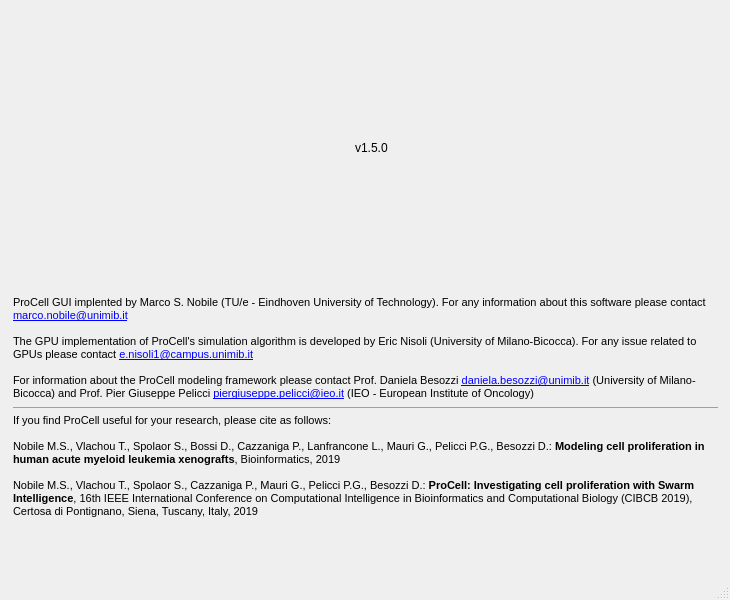
First picture: the form in gui/about2.ui, repository LeoneBacciu/ProCell, before the edit.
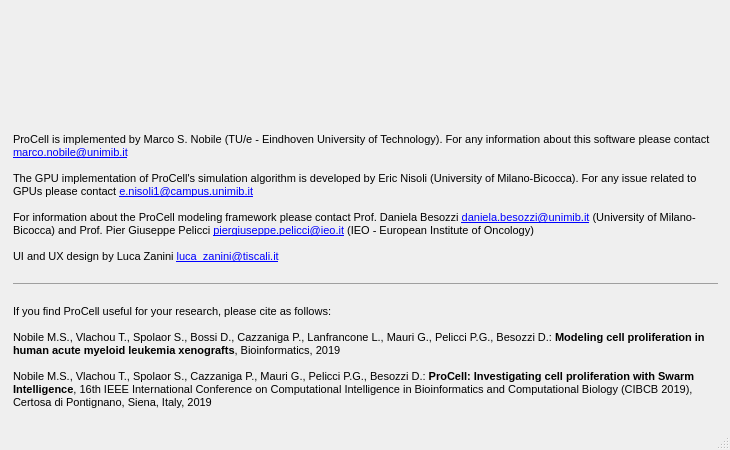
Second picture: the form after the edit. Icons and pictures are not drawn.

Patch:
```diff
--- a/gui/about2.ui
+++ b/gui/about2.ui
@@ -10,7 +10,7 @@
     <x>0</x>
     <y>0</y>
     <width>730</width>
-    <height>600</height>
+    <height>450</height>
    </rect>
   </property>
   <property name="sizePolicy">
@@ -22,13 +22,13 @@
   <property name="minimumSize">
    <size>
     <width>730</width>
-    <height>600</height>
+    <height>450</height>
    </size>
   </property>
   <property name="maximumSize">
    <size>
-    <width>730</width>
-    <height>600</height>
+    <width>1128</width>
+    <height>450</height>
    </size>
   </property>
   <property name="windowTitle">
@@ -46,20 +46,7 @@
    </property>
    <layout class="QVBoxLayout" name="verticalLayout">
     <item>
-     <layout class="QHBoxLayout" name="horizontalLayout">
-      <item>
-       <spacer name="horizontalSpacer">
-        <property name="orientation">
-         <enum>Qt::Horizontal</enum>
-        </property>
-        <property name="sizeHint" stdset="0">
-         <size>
-          <width>40</width>
-          <height>20</height>
-         </size>
-        </property>
-       </spacer>
-      </item>
+     <layout class="QVBoxLayout" name="verticalLayout_2">
       <item>
        <widget class="QLabel" name="label">
         <property name="sizePolicy">
@@ -70,13 +57,10 @@
         </property>
         <property name="maximumSize">
          <size>
-          <width>400</width>
-          <height>130</height>
+          <width>1108</width>
+          <height>114</height>
          </size>
         </property>
-        <property name="styleSheet">
-         <string notr="true"/>
-        </property>
         <property name="text">
          <string/>
         </property>
@@ -86,28 +70,11 @@
         <property name="scaledContents">
          <bool>true</bool>
         </property>
-       </widget>
-      </item>
-      <item>
-       <widget class="QLabel" name="version">
-        <property name="text">
-         <string>v1.5.0</string>
+        <property name="alignment">
+         <set>Qt::AlignLeading|Qt::AlignLeft|Qt::AlignTop</set>
         </property>
        </widget>
       </item>
-      <item>
-       <spacer name="horizontalSpacer_2">
-        <property name="orientation">
-         <enum>Qt::Horizontal</enum>
-        </property>
-        <property name="sizeHint" stdset="0">
-         <size>
-          <width>40</width>
-          <height>20</height>
-         </size>
-        </property>
-       </spacer>
-      </item>
      </layout>
     </item>
     <item>
@@ -125,18 +92,22 @@
        <string>&lt;!DOCTYPE HTML PUBLIC &quot;-//W3C//DTD HTML 4.0//EN&quot; &quot;http://www.w3.org/TR/REC-html40/strict.dtd&quot;&gt;
 &lt;html&gt;&lt;head&gt;&lt;meta name=&quot;qrichtext&quot; content=&quot;1&quot; /&gt;&lt;style type=&quot;text/css&quot;&gt;
 p, li { white-space: pre-wrap; }
-&lt;/style&gt;&lt;/head&gt;&lt;body style=&quot; font-family:'MS Shell Dlg 2'; font-size:9.75pt; font-weight:400; font-style:normal;&quot;&gt;
-&lt;p style=&quot; margin-top:0px; margin-bottom:0px; margin-left:0px; margin-right:0px; -qt-block-indent:0; text-indent:0px;&quot;&gt;&lt;span style=&quot; font-size:8pt;&quot;&gt;ProCell GUI implented by Marco S. Nobile (TU/e - Eindhoven University of Technology). For any information about&lt;/span&gt;&lt;span style=&quot; font-size:8pt; font-weight:600;&quot;&gt; &lt;/span&gt;&lt;span style=&quot; font-size:8pt;&quot;&gt;this software&lt;/span&gt;&lt;span style=&quot; font-size:8pt; font-weight:600;&quot;&gt; &lt;/span&gt;&lt;span style=&quot; font-size:8pt;&quot;&gt;please contact &lt;/span&gt;&lt;a href=&quot;mailto:marco.nobile@unimib.it&quot;&gt;&lt;span style=&quot; font-size:8pt; text-decoration: underline; color:#0000ff;&quot;&gt;marco.nobile@unimib.it&lt;/span&gt;&lt;/a&gt;&lt;/p&gt;
+&lt;/style&gt;&lt;/head&gt;&lt;body style=&quot; font-family:'MS Shell Dlg 2'; font-size:8.25pt; font-weight:400; font-style:normal;&quot;&gt;
+&lt;p style=&quot; margin-top:0px; margin-bottom:0px; margin-left:0px; margin-right:0px; -qt-block-indent:0; text-indent:0px;&quot;&gt;&lt;span style=&quot; font-size:8pt;&quot;&gt;ProCell is implemented by Marco S. Nobile (TU/e - Eindhoven University of Technology). For any information about&lt;/span&gt;&lt;span style=&quot; font-size:8pt; font-weight:600;&quot;&gt; &lt;/span&gt;&lt;span style=&quot; font-size:8pt;&quot;&gt;this software&lt;/span&gt;&lt;span style=&quot; font-size:8pt; font-weight:600;&quot;&gt; &lt;/span&gt;&lt;span style=&quot; font-size:8pt;&quot;&gt;please contact &lt;/span&gt;&lt;a href=&quot;mailto:marco.nobile@unimib.it&quot;&gt;&lt;span style=&quot; font-size:8pt; text-decoration: underline; color:#0000ff;&quot;&gt;marco.nobile@unimib.it&lt;/span&gt;&lt;/a&gt;&lt;/p&gt;
 &lt;p style=&quot;-qt-paragraph-type:empty; margin-top:0px; margin-bottom:0px; margin-left:0px; margin-right:0px; -qt-block-indent:0; text-indent:0px; font-size:8pt; text-decoration: underline; color:#0000ff;&quot;&gt;&lt;br /&gt;&lt;/p&gt;
 &lt;p style=&quot; margin-top:0px; margin-bottom:0px; margin-left:0px; margin-right:0px; -qt-block-indent:0; text-indent:0px;&quot;&gt;&lt;span style=&quot; font-size:8pt;&quot;&gt;The&lt;/span&gt;&lt;span style=&quot; font-size:8pt; font-weight:600;&quot;&gt; &lt;/span&gt;&lt;span style=&quot; font-size:8pt;&quot;&gt;GPU implementation of ProCell's simulation algorithm is developed by Eric Nisoli (University of Milano-Bicocca). For any issue related to GPUs please contact &lt;/span&gt;&lt;a href=&quot;mailto:e.nisoli1@campus.unimib.it&quot;&gt;&lt;span style=&quot; font-size:8pt; text-decoration: underline; color:#0000ff;&quot;&gt;e.nisoli1@campus.unimib.it&lt;/span&gt;&lt;/a&gt;&lt;/p&gt;
 &lt;p style=&quot;-qt-paragraph-type:empty; margin-top:0px; margin-bottom:0px; margin-left:0px; margin-right:0px; -qt-block-indent:0; text-indent:0px; font-size:8pt;&quot;&gt;&lt;br /&gt;&lt;/p&gt;
 &lt;p style=&quot; margin-top:0px; margin-bottom:0px; margin-left:0px; margin-right:0px; -qt-block-indent:0; text-indent:0px;&quot;&gt;&lt;span style=&quot; font-size:8pt;&quot;&gt;For information about the ProCell modeling framework please contact Prof. Daniela Besozzi &lt;/span&gt;&lt;a href=&quot;mailto:daniela.besozzi@unimib.it&quot;&gt;&lt;span style=&quot; font-size:8pt; text-decoration: underline; color:#0000ff;&quot;&gt;daniela.besozzi@unimib.it&lt;/span&gt;&lt;/a&gt;&lt;span style=&quot; font-size:8pt;&quot;&gt; (University of Milano-Bicocca) and Prof. Pier Giuseppe Pelicci &lt;/span&gt;&lt;a href=&quot;mailto:piergiuseppe.pelicci@ieo.it&quot;&gt;&lt;span style=&quot; font-size:8pt; text-decoration: underline; color:#0000ff;&quot;&gt;piergiuseppe.pelicci@ieo.it&lt;/span&gt;&lt;/a&gt;&lt;span style=&quot; font-size:8pt;&quot;&gt; (IEO - European Institute of Oncology)&lt;/span&gt;&lt;/p&gt;
+&lt;p style=&quot;-qt-paragraph-type:empty; margin-top:0px; margin-bottom:0px; margin-left:0px; margin-right:0px; -qt-block-indent:0; text-indent:0px; font-size:8pt;&quot;&gt;&lt;br /&gt;&lt;/p&gt;
+&lt;p style=&quot; margin-top:0px; margin-bottom:0px; margin-left:0px; margin-right:0px; -qt-block-indent:0; text-indent:0px;&quot;&gt;&lt;span style=&quot; font-size:8pt;&quot;&gt;UI and UX design by Luca Zanini &lt;/span&gt;&lt;a href=&quot;mailto:luca_zanini@tiscali.it&quot;&gt;&lt;span style=&quot; font-size:8pt; text-decoration: underline; color:#0000ff;&quot;&gt;luca_zanini@tiscali.it&lt;/span&gt;&lt;/a&gt;&lt;/p&gt;
+&lt;p style=&quot;-qt-paragraph-type:empty; margin-top:0px; margin-bottom:0px; margin-left:0px; margin-right:0px; -qt-block-indent:0; text-indent:0px; font-size:8pt;&quot;&gt;&lt;br /&gt;&lt;/p&gt;
 &lt;hr /&gt;
+&lt;p style=&quot;-qt-paragraph-type:empty; margin-top:0px; margin-bottom:0px; margin-left:0px; margin-right:0px; -qt-block-indent:0; text-indent:0px; font-size:9.75pt;&quot;&gt;&lt;br /&gt;&lt;/p&gt;
 &lt;p style=&quot; margin-top:0px; margin-bottom:0px; margin-left:0px; margin-right:0px; -qt-block-indent:0; text-indent:0px;&quot;&gt;&lt;span style=&quot; font-size:8pt;&quot;&gt;If you find ProCell useful for your research, please cite as follows:&lt;/span&gt;&lt;/p&gt;
 &lt;p style=&quot;-qt-paragraph-type:empty; margin-top:0px; margin-bottom:0px; margin-left:0px; margin-right:0px; -qt-block-indent:0; text-indent:0px; font-size:8pt; text-decoration: underline; color:#0000ff;&quot;&gt;&lt;br /&gt;&lt;/p&gt;
 &lt;p style=&quot; margin-top:0px; margin-bottom:0px; margin-left:0px; margin-right:0px; -qt-block-indent:0; text-indent:0px;&quot;&gt;&lt;span style=&quot; font-size:8pt;&quot;&gt;Nobile M.S., Vlachou T., Spolaor S., Bossi D., Cazzaniga P., Lanfrancone L., Mauri G., Pelicci P.G., Besozzi D.: &lt;/span&gt;&lt;span style=&quot; font-size:8pt; font-weight:600;&quot;&gt;Modeling cell proliferation in human acute myeloid leukemia xenografts&lt;/span&gt;&lt;span style=&quot; font-size:8pt;&quot;&gt;, Bioinformatics, 2019&lt;/span&gt;&lt;/p&gt;
 &lt;p style=&quot;-qt-paragraph-type:empty; margin-top:0px; margin-bottom:0px; margin-left:0px; margin-right:0px; -qt-block-indent:0; text-indent:0px; font-size:8pt;&quot;&gt;&lt;br /&gt;&lt;/p&gt;
-&lt;p style=&quot; margin-top:0px; margin-bottom:0px; margin-left:0px; margin-right:0px; -qt-block-indent:0; text-indent:0px;&quot;&gt;&lt;span style=&quot; font-size:8pt;&quot;&gt;Nobile M.S., Vlachou T., Spolaor S., Cazzaniga P., Mauri G., Pelicci P.G., Besozzi D.: &lt;/span&gt;&lt;span style=&quot; font-size:8pt; font-weight:600;&quot;&gt;ProCell: Investigating cell proliferation with Swarm Intelligence&lt;/span&gt;&lt;span style=&quot; font-size:8pt;&quot;&gt;, 16th IEEE International Conference on Computational Intelligence in Bioinformatics and Computational Biology (CIBCB 2019), Certosa di Pontignano, Siena, Tuscany, Italy, 2019 &lt;/span&gt;&lt;/p&gt;&lt;/body&gt;&lt;/html&gt;</string>
+&lt;p style=&quot; margin-top:0px; margin-bottom:0px; margin-left:0px; margin-right:0px; -qt-block-indent:0; text-indent:0px;&quot;&gt;&lt;span style=&quot; font-size:8pt;&quot;&gt;Nobile M.S., Vlachou T., Spolaor S., Cazzaniga P., Mauri G., Pelicci P.G., Besozzi D.: &lt;/span&gt;&lt;span style=&quot; font-size:8pt; font-weight:600;&quot;&gt;ProCell: Investigating cell proliferation with Swarm Intelligence&lt;/span&gt;&lt;span style=&quot; font-size:8pt;&quot;&gt;, 16th IEEE International Conference on Computational Intelligence in Bioinformatics and Computational Biology (CIBCB 2019), Certosa di Pontignano, Siena, Italy, 2019 &lt;/span&gt;&lt;/p&gt;&lt;/body&gt;&lt;/html&gt;</string>
       </property>
      </widget>
     </item>
```
Left out of the diff: 8 changed lines with no effect on the pictures.
